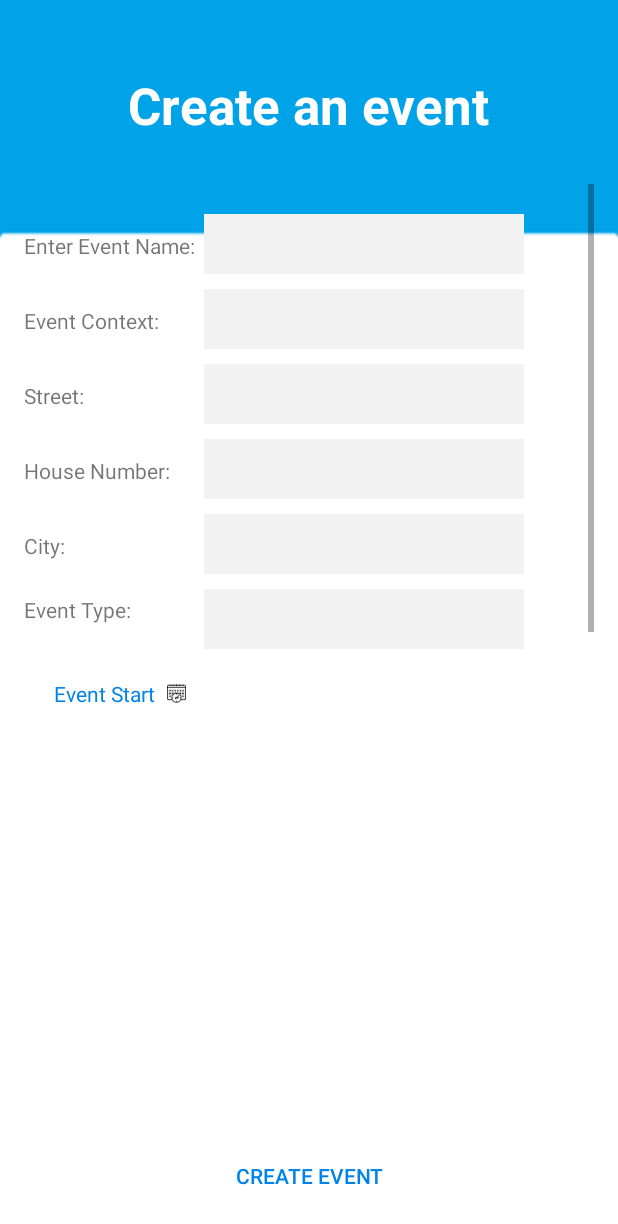
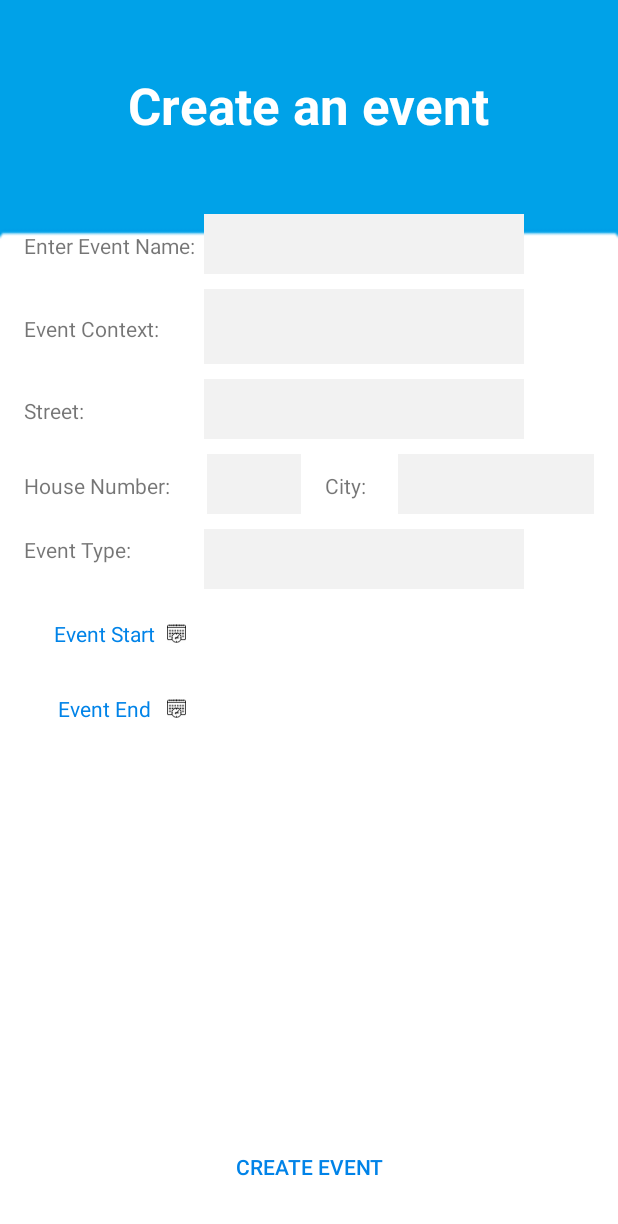
Before and after one commit to MishaLazar/LetsTeamApp, an Android app: the CreateEventActivity screen opened directly, with no data from a screen before it, on a phone screen of 412 x 824 dp. Shown: the top 1224 px of the screen. Run offline under Robolectric (Android 15) with nearby library versions, the phone set to English and light mode, and no system bars; libraries missing offline, so code that uses them is left out: com.firebase.client; 3 statements that could not run were skipped.

Commit message:
final layout design

```diff
--- a/app/src/main/java/com/misha/mor/letsteamapp/letsteamapp/EventContext.java
+++ b/app/src/main/java/com/misha/mor/letsteamapp/letsteamapp/EventContext.java
@@ -23,6 +23,7 @@ public class EventContext extends AppCompatActivity {
     TextView editTextName;
     TextView editTextLocation;
     TextView editTextEndDate;
+    TextView editTextSatrtDate;
 
     /*ImageButton btn_openEventChat;
     ImageButton btn_ListInForEvent;
@@ -116,6 +117,7 @@ public class EventContext extends AppCompatActivity {
         String eventCreator = intent.getStringExtra("eventCreatorEmail");
         String eventContext = intent.getStringExtra("eventContext");
         String eventLocation = intent.getStringExtra("eventLocation");
+        String eventStartDate = intent.getStringExtra("eventStartDate");
         String eventEndDate = intent.getStringExtra("eventEndDate");
         String eventType = intent.getStringExtra("eventType");
 
@@ -134,6 +136,9 @@ public class EventContext extends AppCompatActivity {
             eventLocation = "Unspecified";
         }
         editTextLocation.setText(eventLocation);
+
+        editTextSatrtDate = (TextView)findViewById(R.id.etxtEventStartDate);
+        editTextSatrtDate.setText(eventStartDate);
 
         editTextEndDate = (TextView)findViewById(R.id.etxtEventEndDate);
         editTextEndDate.setText(eventEndDate);
--- a/app/src/main/java/com/misha/mor/letsteamapp/letsteamapp/EventsMenuActivity.java
+++ b/app/src/main/java/com/misha/mor/letsteamapp/letsteamapp/EventsMenuActivity.java
@@ -293,6 +293,7 @@ public class EventsMenuActivity extends AppCompatActivity implements ActivityEve
                 intent.putExtra("eventCreatorEmail",gridArray.get(position).event_Owner_email);
                 intent.putExtra("eventLocation",gridArray.get(position).event_location);
                 intent.putExtra("eventContext",gridArray.get(position).event_Context);
+                intent.putExtra("eventStartDate",gridArray.get(position).event_Start);
                 intent.putExtra("eventEndDate",gridArray.get(position).event_closeDate);
 
                 startActivity(intent);
--- a/app/src/main/res/layout/activity_create_event.xml
+++ b/app/src/main/res/layout/activity_create_event.xml
@@ -37,7 +37,7 @@
             android:layout_below="@+id/txtEventCreationHeader"
             android:layout_width="match_parent"
             android:layout_marginTop="30dp"
-            android:layout_height="350dp">
+            android:layout_height="400dp">
             <TableLayout
                 android:layout_width="match_parent"
                 android:layout_height="match_parent"
@@ -58,8 +58,10 @@
                         android:layout_height="40dp"
                         android:inputType="textNoSuggestions"
                         android:ems="10"
+                        android:paddingRight="5dp"
                         android:background="@color/PanelBackground"
-                        android:id="@+id/event_displayName" />
+                        android:id="@+id/event_displayName"/>
+                    <Space android:layout_width="5dp"/>
                 </TableRow>
                 <TableRow>
                     <Space android:layout_height="10dp"/>
@@ -67,7 +69,7 @@
                 <TableRow>
                     <TextView
                         android:layout_width="120dp"
-                        android:layout_height="40dp"
+                        android:layout_height="50dp"
                         android:textAppearance="?android:attr/textAppearanceSmall"
                         android:text="Event Context:"
                         android:id="@+id/txtEventContext"
@@ -76,13 +78,16 @@
 
                         <EditText
                             android:layout_width="wrap_content"
-                        android:layout_height="40dp"
+                            android:layout_height="50dp"
                             android:inputType="textMultiLine"
                             android:ems="10"
                             android:id="@+id/etxtEventContext"
+                            android:paddingRight="5dp"
                             android:background="@color/PanelBackground"
                             android:layout_alignTop="@+id/txtEventContext"
-                        android:layout_alignParentEnd="true" />
+                            android:layout_alignParentEnd="true"
+                            android:scrollbars="vertical"/>
+                    <Space android:layout_width="5dp"/>
                 </TableRow>
                 <TableRow>
                     <Space android:layout_height="10dp"/>
@@ -102,43 +107,45 @@
                         android:inputType="textNoSuggestions"
                         android:background="@color/PanelBackground"
                         android:id="@+id/etxtEventStreet"
+                        android:paddingRight="5dp"
                         android:layout_alignTop="@+id/txtEventStreet" />
+                    <Space android:layout_width="5dp"/>
                 </TableRow>
                 <TableRow>
                     <Space android:layout_height="10dp"/>
                 </TableRow>
                 <TableRow>
                     <TextView
-                        android:layout_width="120dp"
-                        android:layout_height="40dp"
+                        android:layout_weight="1"
                         android:textAppearance="?android:attr/textAppearanceSmall"
                         android:text="House Number:"
                         android:id="@+id/txtEventHouseNum"
                         android:layout_alignParentStart="true" />
 
                     <EditText
-                        android:layout_width="wrap_content"
                         android:layout_height="40dp"
+                        android:layout_width="0dp"
+                        android:layout_weight="29"
+                        android:maxLength="3"
+                        android:paddingRight="5dp"
                         android:inputType="textNoSuggestions"
                         android:background="@color/PanelBackground"
                         android:id="@+id/etxtEventHouseNum"
                         android:layout_alignTop="@+id/txtEventHouseNum" />
-                </TableRow>
-                <TableRow>
-                    <Space android:layout_height="10dp"/>
-                </TableRow>
-                <TableRow>
+                    <Space android:layout_weight="5"/>
+
                     <TextView
-                        android:layout_width="120dp"
-                        android:layout_height="40dp"
+                        android:layout_weight="10"
                         android:textAppearance="?android:attr/textAppearanceSmall"
                         android:text="City:"
                         android:id="@+id/txtEventCity"
                         android:layout_alignParentStart="true" />
 
                     <EditText
-                        android:layout_width="wrap_content"
                         android:layout_height="40dp"
+                        android:layout_width="0dp"
+                        android:layout_weight="60"
+                        android:paddingRight="5dp"
                         android:inputType="textNoSuggestions"
                         android:background="@color/PanelBackground"
                         android:id="@+id/etxtEventCity"
@@ -161,7 +168,7 @@
                         android:layout_height="match_parent"
                         android:id="@+id/cbType"
                         android:background="@color/PanelBackground"/>
-
+                    <Space android:layout_width="5dp"/>
                 </TableRow>
                 <TableRow>
                     <Space android:layout_height="10dp"/>
@@ -184,6 +191,7 @@
 
                         android:ems="10"
                         android:id="@+id/pickerStartDateTime" />
+                    <Space android:layout_width="5dp"/>
 
                     <!-- <EditText
                          android:layout_width="wrap_content"
@@ -232,6 +240,7 @@
                         android:layout_height="wrap_content"
                         android:ems="10"
                         android:id="@+id/pickerEndDateTime" />
+                    <Space android:layout_width="5dp"/>
 
                     <!--  <EditText
                           android:layout_width="wrap_content"
@@ -269,7 +278,7 @@
             android:layout_gravity="center_vertical">
             <Button
                 android:layout_width="wrap_content"
-                android:layout_height="wrap_content"
+                android:layout_height="60dp"
                 android:text="Create event"
                 android:id="@+id/btnCreateEvent"
                 android:layout_alignParentBottom="true"
--- a/app/src/main/res/layout/fragment_chat_room_grid_selector.xml
+++ b/app/src/main/res/layout/fragment_chat_room_grid_selector.xml
@@ -14,7 +14,7 @@
         android:layout_width="fill_parent"
         android:columnWidth="80dp"
         android:gravity="center"
-        android:numColumns="3"
+        android:numColumns="2"
         android:stretchMode="columnWidth"
         android:layout_marginLeft="4dp"
         android:layout_marginRight="4dp"
```
Also changed, not shown: app/src/main/res/layout/activity_event_context.xml (+16 -0 lines). Lines whose indentation alone changed are shown as unchanged.
